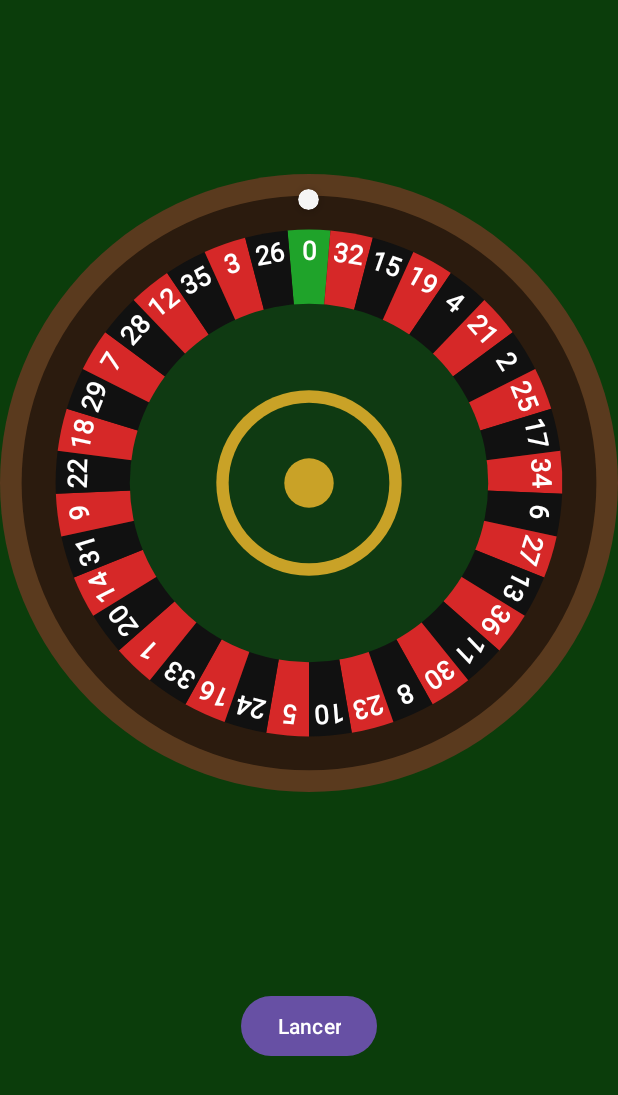
After one commit to Nerbyfile/Gambling_Mania, an Android app: the Roulette_rotate_activity screen opened directly, with no data from a screen before it, on a phone screen of 412 x 824 dp. The commit adds this screen. Shown: the top 1095 px of the screen. Run offline under Robolectric (Android 15) with nearby library versions, the phone set to English and light mode, and no system bars.

Commit message:
Wheel implemented

```diff
--- a/app/src/main/AndroidManifest.xml
+++ b/app/src/main/AndroidManifest.xml
@@ -25,6 +25,10 @@
             android:name=".Roulette_activity"
             android:exported="false"
             android:windowSoftInputMode="adjustResize" />
+        <activity
+            android:name=".Roulette_rotate_activity"
+            android:exported="false"
+            android:windowSoftInputMode="adjustResize" />
     </application>
 
 </manifest>
--- /dev/null
+++ b/app/src/main/java/com/example/my_application_sandbox/RouletteWheelView.java
@@ -0,0 +1,91 @@
+package com.example.my_application_sandbox;
+
+import android.content.Context;
+import android.graphics.Canvas;
+import android.graphics.Paint;
+import android.graphics.RectF;
+import android.util.AttributeSet;
+import android.view.View;
+
+public class RouletteWheelView extends View {
+
+    // Ordre des numéros sur la roue européenne (le 0 est en haut à rotation = 0)
+    public static final int[] ORDER = {
+            0, 32, 15, 19, 4, 21, 2, 25, 17, 34, 6, 27, 13, 36, 11, 30, 8, 23, 10, 5,
+            24, 16, 33, 1, 20, 14, 31, 9, 22, 18, 29, 7, 28, 12, 35, 3, 26
+    };
+    private static final int[] RED = {1, 3, 5, 7, 9, 12, 14, 16, 18, 19, 21, 23, 25, 27, 30, 32, 34, 36};
+
+    private final Paint fill = new Paint(Paint.ANTI_ALIAS_FLAG);
+    private final Paint text = new Paint(Paint.ANTI_ALIAS_FLAG);
+    private final RectF oval = new RectF();
+
+    public RouletteWheelView(Context c) { super(c); init(); }
+    public RouletteWheelView(Context c, AttributeSet a) { super(c, a); init(); }
+    public RouletteWheelView(Context c, AttributeSet a, int s) { super(c, a, s); init(); }
+
+    private void init() {
+        fill.setStyle(Paint.Style.FILL);
+        text.setColor(0xFFFFFFFF);
+        text.setTextAlign(Paint.Align.CENTER);
+        text.setFakeBoldText(true);
+    }
+
+    private static boolean isRed(int n) {
+        for (int r : RED) if (r == n) return true;
+        return false;
+    }
+
+    /** Angle (en degrés, sens horaire depuis le haut) de la case d'un numéro quand la roue a rotation = 0. */
+    public static float angleOfNumber(int number) {
+        float step = 360f / ORDER.length;
+        for (int i = 0; i < ORDER.length; i++) {
+            if (ORDER[i] == number) return i * step;
+        }
+        return 0f;
+    }
+
+    @Override
+    protected void onDraw(Canvas canvas) {
+        float size = Math.min(getWidth(), getHeight());
+        float cx = getWidth() / 2f, cy = getHeight() / 2f;
+        float R = size / 2f;
+        float step = 360f / ORDER.length;
+
+        // Bois + piste de la balle
+        fill.setColor(0xFF5A3A1E);
+        canvas.drawCircle(cx, cy, R, fill);
+        fill.setColor(0xFF2B1B0E);
+        canvas.drawCircle(cx, cy, R * 0.93f, fill);
+
+        // Cases (parts de camembert)
+        float outer = R * 0.82f;
+        oval.set(cx - outer, cy - outer, cx + outer, cy + outer);
+        for (int i = 0; i < ORDER.length; i++) {
+            int n = ORDER[i];
+            fill.setColor(n == 0 ? 0xFF1FA32A : (isRed(n) ? 0xFFD62828 : 0xFF111111));
+            float start = -90f + i * step - step / 2f;
+            canvas.drawArc(oval, start, step, true, fill);
+        }
+
+        // Disque intérieur (cache la pointe des parts)
+        fill.setColor(0xFF0F3A12);
+        canvas.drawCircle(cx, cy, R * 0.58f, fill);
+        fill.setColor(0xFFC9A227);
+        canvas.drawCircle(cx, cy, R * 0.30f, fill);
+        fill.setColor(0xFF0F3A12);
+        canvas.drawCircle(cx, cy, R * 0.26f, fill);
+        fill.setColor(0xFFC9A227);
+        canvas.drawCircle(cx, cy, R * 0.08f, fill);
+
+        // Numéros
+        text.setTextSize(R * 0.085f);
+        float baseline = cy - R * 0.75f - (text.ascent() + text.descent()) / 2f;
+        for (int i = 0; i < ORDER.length; i++) {
+            canvas.save();
+            canvas.rotate(i * step, cx, cy);
+            canvas.drawText(String.valueOf(ORDER[i]), cx, baseline, text);
+            canvas.restore();
+        }
+    }
+}
--- /dev/null
+++ b/app/src/main/java/com/example/my_application_sandbox/Roulette_rotate_activity.java
@@ -0,0 +1,88 @@
+package com.example.my_application_sandbox;
+
+import android.animation.Animator;
+import android.animation.AnimatorListenerAdapter;
+import android.animation.AnimatorSet;
+import android.animation.ObjectAnimator;
+import android.os.Bundle;
+import android.view.View;
+import android.view.animation.BounceInterpolator;
+import android.view.animation.DecelerateInterpolator;
+import android.widget.Button;
+import android.widget.ImageView;
+import android.widget.Toast;
+
+import androidx.activity.EdgeToEdge;
+import androidx.appcompat.app.AppCompatActivity;
+import androidx.core.graphics.Insets;
+import androidx.core.view.ViewCompat;
+import androidx.core.view.WindowInsetsCompat;
+
+public class Roulette_rotate_activity extends AppCompatActivity {
+
+
+
+    @Override
+    protected void onCreate(Bundle savedInstanceState) {
+        super.onCreate(savedInstanceState);
+        EdgeToEdge.enable(this);
+        setContentView(R.layout.activity_roulette_rotate);
+        ViewCompat.setOnApplyWindowInsetsListener(findViewById(R.id.main), (v, insets) -> {
+            Insets systemBars = insets.getInsets(WindowInsetsCompat.Type.systemBars());
+            v.setPadding(systemBars.left, systemBars.top, systemBars.right, systemBars.bottom);
+            return insets;
+        });
+        View wheel = findViewById(R.id.wheel);
+        View ballOrbit = findViewById(R.id.ball_orbit);
+        View ball = findViewById(R.id.ball);
+        Button btnSpin = findViewById(R.id.btn_spin);
+
+        btnSpin.setOnClickListener(v -> {
+            btnSpin.setEnabled(false);
+
+            int winning = new java.util.Random().nextInt(37);
+            float a = RouletteWheelView.angleOfNumber(winning); // 0..360
+
+            float dp = getResources().getDisplayMetrics().density;
+            float R = wheel.getWidth() / 2f;
+            float ballMarginTop = 10f * dp;
+            float ballRadius = ball.getHeight() / 2f;
+            // distance du haut de la roue jusqu'au bas des cases = 38 % du rayon
+            float drop = R * 0.35f - (ballMarginTop + ballRadius);
+
+            ball.setTranslationY(0f);
+
+            // La roue fait 3 tours complets (1080° ≡ 0°), donc elle finit orientée comme au départ
+            ObjectAnimator wheelSpin = ObjectAnimator.ofFloat(wheel, "rotation", 0f, 1080f);
+            wheelSpin.setDuration(6000);
+            wheelSpin.setInterpolator(new DecelerateInterpolator());
+
+            // La balle tourne en sens inverse et finit à l'angle de la case gagnante
+            ObjectAnimator ballSpin = ObjectAnimator.ofFloat(ballOrbit, "rotation", 0f, a - 2160f);
+            ballSpin.setDuration(6000);
+            ballSpin.setInterpolator(new DecelerateInterpolator());
+
+            ObjectAnimator ballDrop = ObjectAnimator.ofFloat(ball, "translationY", 0f, drop);
+            ballDrop.setDuration(2500);
+            ballDrop.setStartDelay(3500);
+            ballDrop.setInterpolator(new BounceInterpolator());
+
+            AnimatorSet set = new AnimatorSet();
+            set.playTogether(wheelSpin, ballSpin, ballDrop);
+            set.addListener(new AnimatorListenerAdapter() {
+                @Override public void onAnimationEnd(Animator animation) {
+                    btnSpin.setEnabled(true);
+                    Toast.makeText(btnSpin.getContext(), "Numéro : " + winning, Toast.LENGTH_SHORT).show();
+                }
+            });
+            set.start();
+        });
+    }
+
+
+
+
+// Le pivot par défaut d'une View est son centre : rien à configurer.
+
+
+}
--- /dev/null
+++ b/app/src/main/res/layout/activity_roulette_rotate.xml
@@ -0,0 +1,58 @@
+<?xml version="1.0" encoding="utf-8"?>
+<androidx.constraintlayout.widget.ConstraintLayout
+    xmlns:android="http://schemas.android.com/apk/res/android"
+    xmlns:app="http://schemas.android.com/apk/res-auto"
+    android:id="@+id/main"
+    android:layout_width="match_parent"
+    android:layout_height="match_parent"
+    android:background="#0B3D0B"
+    android:padding="24dp">
+
+    <!-- Roue + balle : carré, centré -->
+    <FrameLayout
+        android:id="@+id/wheel_container"
+        android:layout_width="0dp"
+        android:layout_height="0dp"
+        app:layout_constraintDimensionRatio="1:1"
+        app:layout_constraintStart_toStartOf="parent"
+        app:layout_constraintEnd_toEndOf="parent"
+        app:layout_constraintTop_toTopOf="parent"
+        app:layout_constraintBottom_toTopOf="@+id/btn_spin">
+
+        <!-- La roue (rotation autour de son centre) -->
+        <com.example.my_application_sandbox.RouletteWheelView
+            android:id="@+id/wheel"
+            android:layout_width="match_parent"
+            android:layout_height="match_parent" />
+
+        <!-- Orbite de la balle : même taille que la roue.
+             On tourne CE conteneur pour faire orbiter la balle. -->
+        <FrameLayout
+            android:id="@+id/ball_orbit"
+            android:layout_width="match_parent"
+            android:layout_height="match_parent">
+
+            <androidx.cardview.widget.CardView
+                android:id="@+id/ball"
+                android:layout_width="14dp"
+                android:layout_height="14dp"
+                android:layout_gravity="top|center_horizontal"
+                android:layout_marginTop="10dp"
+                app:cardBackgroundColor="#F5F5F5"
+                app:cardCornerRadius="7dp"
+                app:cardElevation="4dp" />
+        </FrameLayout>
+    </FrameLayout>
+
+    <Button
+        android:id="@+id/btn_spin"
+        android:layout_width="wrap_content"
+        android:layout_height="wrap_content"
+        android:layout_marginTop="16dp"
+        android:text="Lancer"
+        app:layout_constraintTop_toBottomOf="@+id/wheel_container"
+        app:layout_constraintBottom_toBottomOf="parent"
+        app:layout_constraintStart_toStartOf="parent"
+        app:layout_constraintEnd_toEndOf="parent" />
+
+</androidx.constraintlayout.widget.ConstraintLayout>
```
Also changed, not shown: app/src/main/java/com/example/my_application_sandbox/Roulette_activity.java (+7 -0 lines), app/src/main/res/drawable/roulette_wheel.xml (added, +23 -0 lines), app/src/main/res/layout/activity_roulette.xml (+8 -0 lines).
